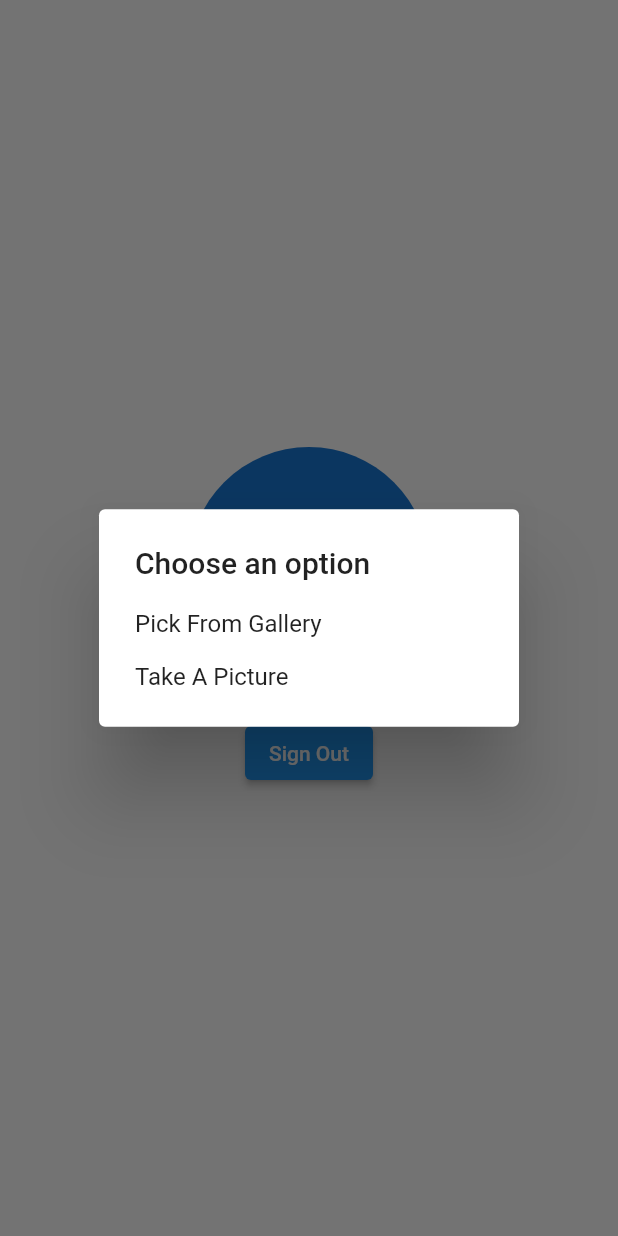
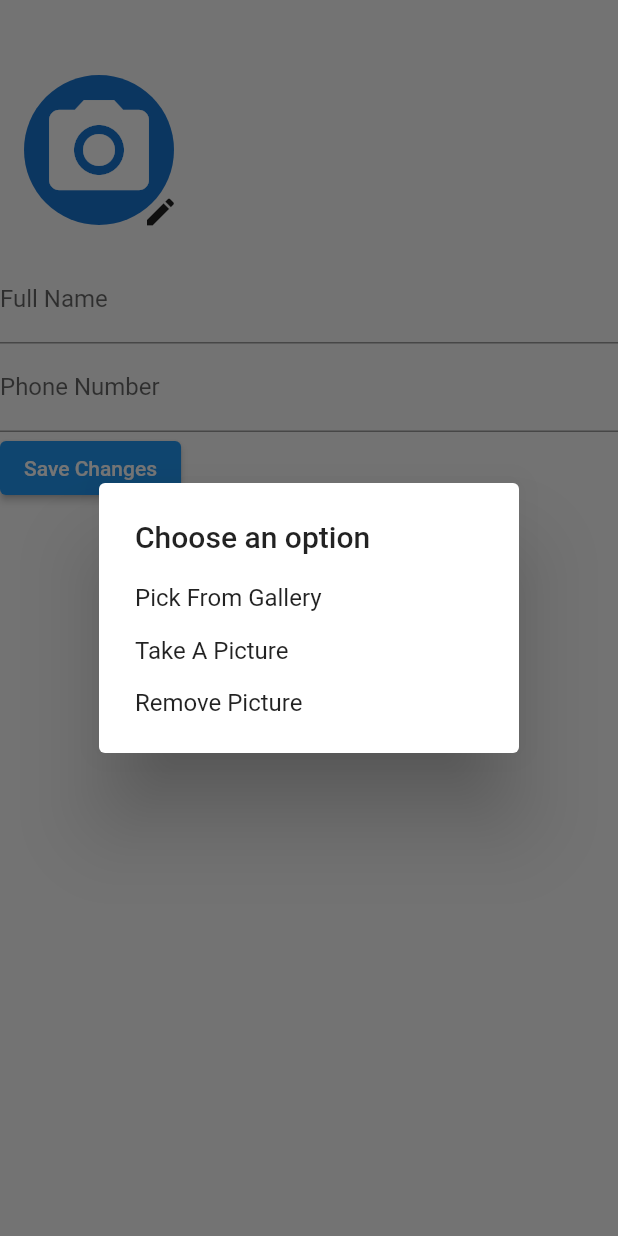
Before and after one commit to mariam-929/capstone-project, a Flutter app: the ProfilePage screen opened directly, after a tap on the "edit" icon, on a phone screen of 412 x 824 dp. Run offline on Flutter 3.47's test engine with Material 2 defaults, Android fonts, the phone set to English and light mode, and no system bars; our stand-ins replace cached_network_image, cloud_firestore, email_validator, firebase_auth, firebase_core, firebase_storage and 7 more; missing offline and left inert: dart:ffi, dart:html; accounts and stored records are empty; network calls fail.

Commit message:
commit before pulling from talal location

```diff
--- a/lib/screens/PostItemPage.dart
+++ b/lib/screens/PostItemPage.dart
@@ -449,6 +449,7 @@ class _PostItemPageState extends State<PostItemPage> {
         'description': description,
         'post_type': _postType,
         'image_urls': imageUrls,
+        'address' : String,
       };
       await collection.add(entryData);
 
--- a/lib/screens/editProfile.dart
+++ b/lib/screens/editProfile.dart
@@ -1,3 +1,5 @@
+// ignore_for_file: deprecated_member_use
+
 import 'dart:io';
 import 'package:firebase_auth101/screens/welcome_screen.dart';
 import 'package:flutter/material.dart';
@@ -5,6 +7,7 @@ import 'package:image_picker/image_picker.dart';
 import 'package:firebase_storage/firebase_storage.dart';
 import 'package:firebase_auth/firebase_auth.dart';
 import 'package:cached_network_image/cached_network_image.dart';
+import 'package:cloud_firestore/cloud_firestore.dart';
 
 class ProfilePage extends StatefulWidget {
   @override
@@ -14,6 +17,49 @@ class ProfilePage extends StatefulWidget {
 class _ProfilePageState extends State<ProfilePage> {
   File? _imageFile;
   final picker = ImagePicker();
+  TextEditingController _fullNameController = TextEditingController();
+  TextEditingController _phoneNumberController = TextEditingController();
+
+  @override
+  void initState() {
+    super.initState();
+    _readUserInfo();
+  }
+
+  @override
+  void dispose() {
+    _fullNameController.dispose();
+    _phoneNumberController.dispose();
+    super.dispose();
+  }
+
+ Future<void> _readUserInfo() async {
+    final user = FirebaseAuth.instance.currentUser;
+    if (user != null) {
+      DocumentSnapshot doc = await FirebaseFirestore.instance.collection('Users').doc(user.uid).get();
+      if (doc.exists) {
+        Map<String, dynamic> data = doc.data() as Map<String, dynamic>;
+        _fullNameController.text = data['fullname'];
+        _phoneNumberController.text = data['phoneNumber'];
+
+        // Set user photoURL to local state if it exists in Firestore
+        if (data['imageUrl'] != null) {
+          // ignore: deprecated_member_use
+          user.updateProfile(photoURL: data['imageUrl']);
+        }
+      }
+    }
+  }
+
+  Future<void> _updateUserInfo() async {
+    final user = FirebaseAuth.instance.currentUser;
+    if (user != null) {
+      await FirebaseFirestore.instance.collection('Users').doc(user.uid).update({
+        'fullname': _fullNameController.text,
+        'phoneNumber': _phoneNumberController.text,
+      });
+    }
+  }
 
   Future<void> _pickImage(ImageSource source) async {
     final pickedFile = await picker.pickImage(source: source);
@@ -39,10 +85,40 @@ class _ProfilePageState extends State<ProfilePage> {
     await ref.putFile(_imageFile!);
 
     final imageUrl = await ref.getDownloadURL();
-    // ignore: deprecated_member_use
+    // Update photoURL in Firebase Auth user profile
     await user.updateProfile(photoURL: imageUrl);
+
+    // Update photoURL in Firestore database
+    await FirebaseFirestore.instance.collection('Users').doc(user.uid).update({
+      'imageUrl': imageUrl,
+    });
+
     setState(() {});
   }
+
+void _deleteImage() async {
+  final user = FirebaseAuth.instance.currentUser;
+
+  if (user?.photoURL != null) {
+    Reference photoRef = FirebaseStorage.instance.refFromURL(user!.photoURL!);
+
+    // Deletes the file from Firebase Storage
+    await photoRef.delete();
+
+    // Update photoURL in Firebase Auth user profile
+    await user.updateProfile(photoURL: null);
+
+    // Update photoURL in Firestore database
+    await FirebaseFirestore.instance.collection('Users').doc(user.uid).update({
+      'imageUrl': null,
+    });
+
+    setState(() {
+      _imageFile = null;
+    });
+  }
+}
+
 
   void _showOptions(BuildContext context) {
     showDialog(
@@ -67,6 +143,14 @@ class _ProfilePageState extends State<ProfilePage> {
                       _pickImage(ImageSource.camera);
                       Navigator.pop(context);
                     },
+                  ),
+                                   Padding(padding: EdgeInsets.all(8.0)),
+                  GestureDetector(
+                    child: Text("Remove Picture"),
+                    onTap: () {
+                      _deleteImage();
+                      Navigator.pop(context);
+                    },
                   )
                 ],
               ),
@@ -88,15 +172,16 @@ class _ProfilePageState extends State<ProfilePage> {
     }
 
     return Scaffold(
-      body: Center(
+      body: SingleChildScrollView(
         child: Column(
-          mainAxisAlignment: MainAxisAlignment.center,
+          crossAxisAlignment: CrossAxisAlignment.start,
           children: [
-            Stack(
-              alignment: Alignment.center,
+            Padding(
+              padding: const EdgeInsets.fromLTRB(16, 50, 0, 0),
+              child: Stack(
                 children: [
                   CircleAvatar(
-                  radius: 80,
+                    radius: 50,
                     backgroundImage: imageProvider,
                     child: _imageFile == null && user?.photoURL == null
                         ? Icon(Icons.camera_alt, size: 80)
@@ -105,6 +190,10 @@ class _ProfilePageState extends State<ProfilePage> {
                   Positioned(
                     bottom: 0,
                     right: 0,
+                    child: Padding(
+                      padding: const EdgeInsets.all(0.0),
+                      child: Transform.translate(
+                        offset: Offset(15, 15),
                         child: IconButton(
                           icon: Icon(Icons.edit),
                           onPressed: () {
@@ -112,12 +201,32 @@ class _ProfilePageState extends State<ProfilePage> {
                           },
                         ),
                       ),
+                    ),
+                  ),
                 ],
               ),
+            ),
             SizedBox(
-                height:
-                    20), // Add space between the profile picture and the button
+              height: 20,
+            ), // Add space between the profile picture and the button
+            TextField(
+              controller: _fullNameController,
+              decoration: InputDecoration(
+                labelText: "Full Name",
+              ),
+            ),
+            TextField(
+              controller: _phoneNumberController,
+              decoration: InputDecoration(
+                labelText: "Phone Number",
+              ),
+            ),
             ElevatedButton(
+              onPressed: _updateUserInfo,
+              child: Text('Save Changes'),
+            ),
+            Center(
+              child: ElevatedButton(
                 onPressed: () {
                   FirebaseAuth.instance.signOut();
                   Navigator.push(context,
@@ -125,6 +234,7 @@ class _ProfilePageState extends State<ProfilePage> {
                 },
                 child: Text('Sign Out'),
               ),
+            ),
           ],
         ),
       ),
--- a/lib/user_model.dart
+++ b/lib/user_model.dart
@@ -22,7 +22,7 @@ class UserModel {
         "id": id,
         "fullname": fullname,
         "email": email,
-        //"imageUrl": imageUrl,
+        "imageUrl": imageUrl,
         //"dateOfBirth": dateOfBirth?.toIso8601String(),
         "phoneNumber": phoneNumber,
         "password": password,
--- a/lib/widgets/HomeBottomBar.dart
+++ b/lib/widgets/HomeBottomBar.dart
@@ -1,6 +1,7 @@
 import 'package:firebase_auth/firebase_auth.dart';
 import 'package:firebase_auth101/screens/ItemListing.dart';
 import 'package:firebase_auth101/screens/PostItemPage.dart';
+import 'package:firebase_auth101/screens/editProfile.dart';
 import 'package:firebase_auth101/screens/home_screen.dart';
 import 'package:firebase_auth101/screens/welcome_screen.dart';
 import 'package:flutter/material.dart';
@@ -61,11 +62,11 @@ class HomeBottomBar extends StatelessWidget {
           ),
           InkWell(
             onTap: () {
-              FirebaseAuth.instance.signOut();
+              //FirebaseAuth.instance.signOut();
               Navigator.push(
                   context,
                   MaterialPageRoute(
-                      builder: (context) => const WelcomeScreen()));
+                      builder: (context) =>  ProfilePage()));
             },
             child: Icon(
               Icons.logout_outlined,
--- a/pubspec.yaml
+++ b/pubspec.yaml
@@ -50,7 +50,8 @@ dependencies:
   permission_handler: ^8.1.4
   image_picker: ^0.8.7+4
 
-
+  flutter_google_places: "^0.3.0"
+  google_maps_webservice: "^0.0.19"
   get: ^4.6.5
   firebase_storage: ^11.2.0
   cloud_firestore: ^4.7.0
@@ -58,6 +59,7 @@ dependencies:
 dev_dependencies:
   flutter_test:
     sdk: flutter
+
 
   # The "flutter_lints" package below contains a set of recommended lints to
   # encourage good coding practices. The lint set provided by the package is
```
Also changed, not shown: pubspec.lock, 1 other file. Lines whose indentation alone changed are shown as unchanged.
